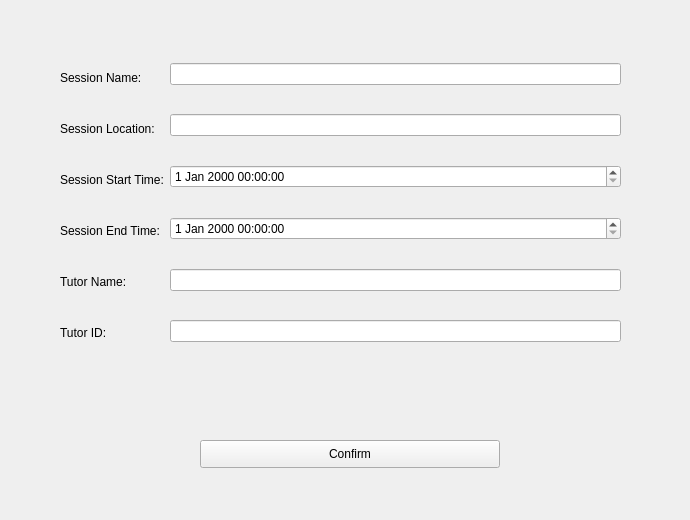
Above: resources/UI_resources/addSession_frame1.ui from doddodod/GRP17 before the change. Below: the same form after it.
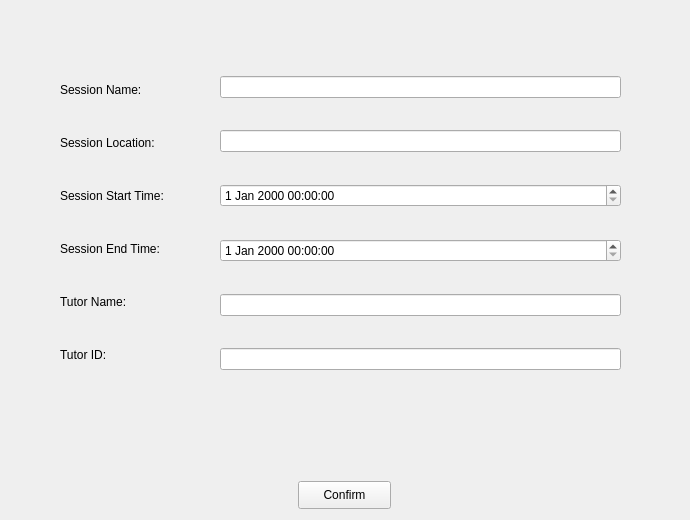
That is the form after the change.

```diff
--- a/resources/UI_resources/addSession_frame1.ui
+++ b/resources/UI_resources/addSession_frame1.ui
@@ -13,17 +13,42 @@
   <property name="windowTitle">
    <string>Form</string>
   </property>
-  <widget class="QWidget" name="layoutWidget">
+  <widget class="QPushButton" name="pushButton">
+   <property name="geometry">
+    <rect>
+     <x>298</x>
+     <y>481</y>
+     <width>93</width>
+     <height>28</height>
+    </rect>
+   </property>
+   <property name="sizePolicy">
+    <sizepolicy hsizetype="Fixed" vsizetype="Fixed">
+     <horstretch>0</horstretch>
+     <verstretch>0</verstretch>
+    </sizepolicy>
+   </property>
+   <property name="font">
+    <font>
+     <underline>false</underline>
+    </font>
+   </property>
+   <property name="layoutDirection">
+    <enum>Qt::LeftToRight</enum>
+   </property>
+   <property name="text">
+    <string>Confirm</string>
+   </property>
+  </widget>
+  <widget class="QWidget" name="">
    <property name="geometry">
     <rect>
      <x>60</x>
-     <y>40</y>
-     <width>561</width>
-     <height>331</height>
+     <y>50</y>
+     <width>154</width>
+     <height>351</height>
     </rect>
    </property>
-   <layout class="QHBoxLayout" name="horizontalLayout">
-    <item>
      <layout class="QVBoxLayout" name="verticalLayout">
       <item>
        <widget class="QLabel" name="label">
@@ -104,8 +129,16 @@
        </widget>
       </item>
      </layout>
-    </item>
-    <item>
+  </widget>
+  <widget class="QWidget" name="">
+   <property name="geometry">
+    <rect>
+     <x>220</x>
+     <y>50</y>
+     <width>401</width>
+     <height>351</height>
+    </rect>
+   </property>
      <layout class="QVBoxLayout" name="verticalLayout_2">
       <item>
        <widget class="QLineEdit" name="lineEdit"/>
@@ -126,27 +159,6 @@
        <widget class="QLineEdit" name="lineEdit_2"/>
       </item>
      </layout>
-    </item>
-   </layout>
-  </widget>
-  <widget class="QPushButton" name="pushButton">
-   <property name="geometry">
-    <rect>
-     <x>200</x>
-     <y>440</y>
-     <width>300</width>
-     <height>28</height>
-    </rect>
-   </property>
-   <property name="sizePolicy">
-    <sizepolicy hsizetype="Fixed" vsizetype="Fixed">
-     <horstretch>0</horstretch>
-     <verstretch>0</verstretch>
-    </sizepolicy>
-   </property>
-   <property name="text">
-    <string>Confirm</string>
-   </property>
   </widget>
  </widget>
  <resources/>
```
Lines whose indentation alone changed are shown as unchanged.
